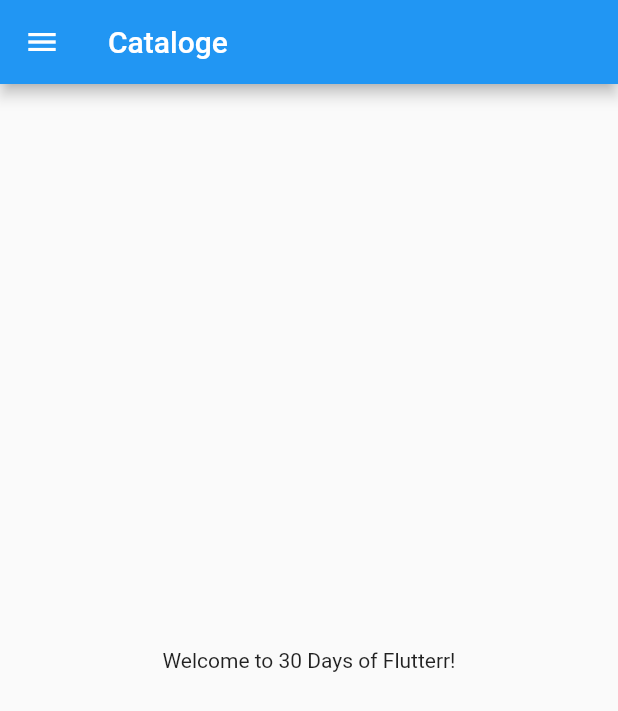
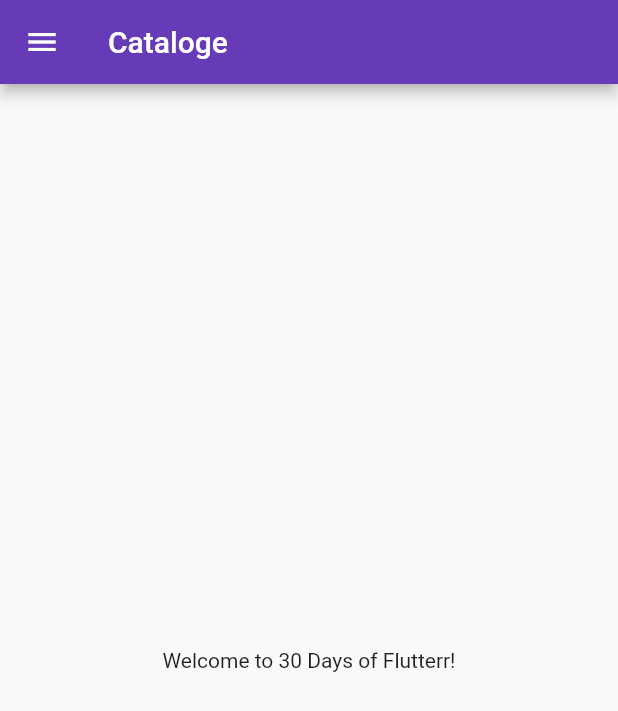
Before and after one commit to hanan0998/30DaysOffFlutter, a Flutter app: the screen it shows after launch, on a phone screen of 412 x 824 dp. Shown: the top 711 px of the screen. Run offline on Flutter 3.47's test engine with Material 2 defaults, Android fonts, the light colour scheme and no system bars.

Commit message:
Day3 Completed!

```diff
--- a/lib/main.dart
+++ b/lib/main.dart
@@ -1,5 +1,7 @@
 import 'package:flutter/material.dart';
-import 'home_page.dart';
+import 'package:pakistan/pages/login_page.dart';
+import 'pages/home_page.dart';
+import 'pages/login_page.dart';
 
 void main() {
   runApp(MyApp());
@@ -8,7 +10,25 @@
 class MyApp extends StatelessWidget {
   Widget build(BuildContext context) {
     return MaterialApp(
-      home: HomePage(),
+      debugShowCheckedModeBanner: false,
+
+      // Appling dark theme to the app
+      themeMode: ThemeMode.light,
+      // this is themedata for dark theme
+      darkTheme: ThemeData(brightness: Brightness.dark),
+      // theme data for light theme
+      theme: ThemeData(primarySwatch: Colors.deepPurple),
+      // route takes map (dictionary)
+
+      routes: {
+        // adding enter of homepage
+        '/': (context) => LoginPage(),
+        "/home": (context) => HomePage(),
+        // adding entry of loginpage
+        '/login': (context) => HomePage(),
+      },
+      // specify which page should open initially
+      initialRoute: "/home",
     );
   }
 }
```
Also changed, not shown: lib/pages/login_page.dart (added, +18 -0 lines), lib/pages/home_page.dart (renamed from lib/home_page.dart).
